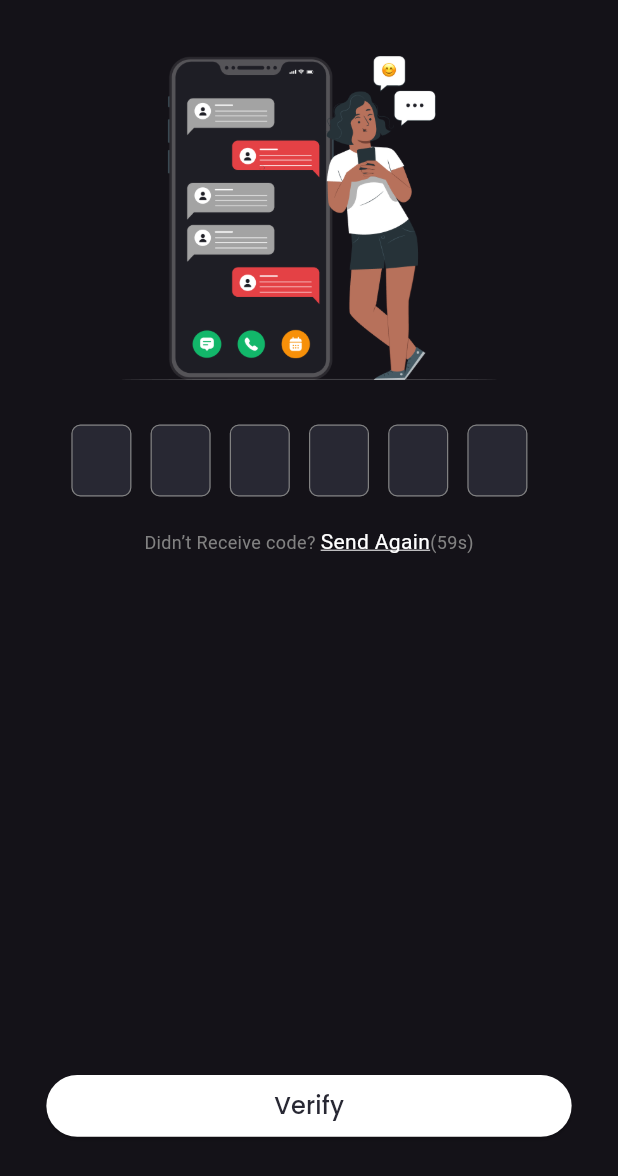
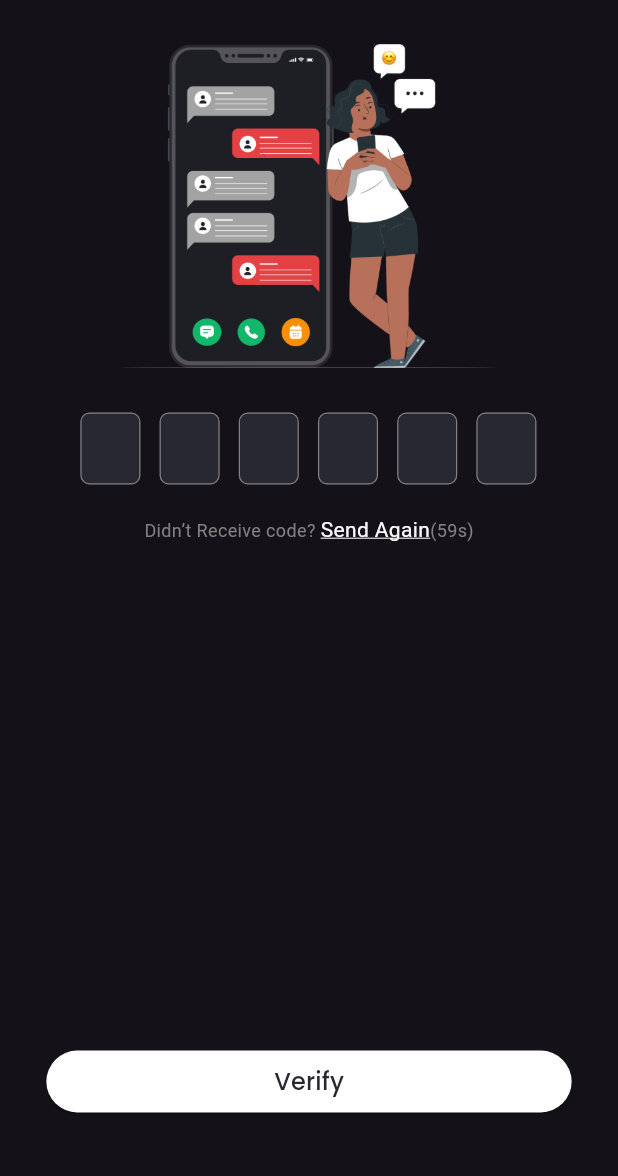
Before and after one commit to avadhksapariya/zigzek_user, a Flutter app: the OTPScreen screen opened directly, on a phone screen of 412 x 824 dp. Shown: the top 1176 px of the screen. Run offline on Flutter 3.47's test engine with Material 3 defaults, Android fonts, the phone set to English and light mode, and no system bars; drawn by our look-alikes of flutter_otp_text_field; our stand-ins replace google_fonts; missing offline and left inert: country_code_picker_plus.

Commit message:
Personal Details screen                - Created step indicators for personal details, birth details and languages.
               Dashed Line Widget
               - Created custom dashed line with CustomPainter to connect all three steps.

               Miscellaneous
               - Added necessary strings in project strings file.
               - Improved custom textField by adding error color.
               - minor improvements in Login and OTP

screen.

```diff
--- a/lib/constants/project_strings.dart
+++ b/lib/constants/project_strings.dart
@@ -10,4 +10,23 @@ class ProjectStrings {
   static const String otpResendCode2 = 'Send Again';
   static const String otpVerify = 'Verify';
   static const String otpError = 'Invalid OTP input';
+  static const String psInfoStep = '1';
+  static const String psInfoTitle = 'Personal Info';
+  static const String psInfoGreeting1 = 'Welcome';
+  static const String psInfoGreeting2 = 'Tell us a bit about yourself';
+  static const String psNameLabel = 'Full Name';
+  static const String psNameHint = 'Enter Name';
+  static const String psNameError = 'Full Name required';
+  static const String psMailLabel = 'Email ID';
+  static const String psMailHint = 'Enter Email ID';
+  static const String psMailError = 'Email ID required';
+  static const String psGenderTitle = 'Gender';
+  static const String psGenderMale = 'Male';
+  static const String psGenderFemale = 'Female';
+  static const String psGenderError = 'Selection required';
+  static const String psSubmitBtnName = 'Continue';
+  static const String birthInfoStep = '2';
+  static const String birthInfoTitle = 'Birth details';
+  static const String languagesStep = '3';
+  static const String languagesTitle = 'Languages';
 }
--- a/lib/customs/custom_textfield.dart
+++ b/lib/customs/custom_textfield.dart
@@ -79,7 +79,7 @@ class CustomTextField extends StatelessWidget {
           gapPadding: 4.0,
           borderSide: BorderSide(
             width: 1,
-            color: ColorPalettes.redPrimaryColor,
+            color: ColorPalettes.errorColor,
           ),
         ),
         errorStyle: const TextStyle(color: ColorPalettes.errorColor),
--- a/lib/screens/screen_login.dart
+++ b/lib/screens/screen_login.dart
@@ -46,6 +46,7 @@ class _LoginScreenState extends State<LoginScreen> {
                 children: [
                   SizedBox(
                     height: screenHeight * 0.86,
+                    child: SingleChildScrollView(
                       child: Column(
                         children: [
                           // Image
@@ -185,9 +186,11 @@ class _LoginScreenState extends State<LoginScreen> {
                         ],
                       ),
                     ),
+                  ),
                   // Terms and Conditions
                   SizedBox(
                     height: screenHeight * 0.05,
+                    child: SingleChildScrollView(
                       child: Column(
                         children: [
                           const Text(
@@ -213,6 +216,7 @@ class _LoginScreenState extends State<LoginScreen> {
                         ],
                       ),
                     ),
+                  ),
                 ],
               ),
             ),
--- a/lib/screens/screen_otp.dart
+++ b/lib/screens/screen_otp.dart
@@ -6,6 +6,7 @@ import 'package:flutter_otp_text_field/flutter_otp_text_field.dart';
 import 'package:zigzek_user/constants/color_palettes.dart';
 import 'package:zigzek_user/constants/project_strings.dart';
 import 'package:zigzek_user/customs/custom_button.dart';
+import 'package:zigzek_user/screens/screen_personal_info.dart';
 
 class OTPScreen extends StatefulWidget {
   const OTPScreen({super.key});
@@ -42,13 +43,14 @@ class _OTPScreenState extends State<OTPScreen> {
         child: Container(
           width: screenWidth,
           height: screenHeight,
-          padding: const EdgeInsets.symmetric(vertical: 8.0),
+          padding: const EdgeInsets.only(bottom: 8.0),
           child: SingleChildScrollView(
             child: Column(
               mainAxisSize: MainAxisSize.min,
               children: [
                 SizedBox(
-                  height: screenHeight * 0.86,
+                  height: screenHeight * 0.85,
+                  child: SingleChildScrollView(
                     child: Column(
                       children: [
                         // Image
@@ -58,7 +60,9 @@ class _OTPScreenState extends State<OTPScreen> {
                           width: 250,
                         ),
                         // OTP
-                      OtpTextField(
+                        Padding(
+                          padding: const EdgeInsets.only(left: 12.0),
+                          child: OtpTextField(
                             mainAxisAlignment: MainAxisAlignment.center,
                             onCodeChanged: (value) {
                               isOTPError = false;
@@ -85,6 +89,7 @@ class _OTPScreenState extends State<OTPScreen> {
                             borderColor: ColorPalettes.secondaryTextColor,
                             enabledBorderColor: ColorPalettes.secondaryTextColor,
                             focusedBorderColor: ColorPalettes.secondaryTextColor,
+                          ),
                         ),
                         if (isOTPError)
                           const Padding(
@@ -126,12 +131,14 @@ class _OTPScreenState extends State<OTPScreen> {
                       ],
                     ),
                   ),
+                ),
                 SizedBox(
                   height: screenHeight * 0.05,
                   child: CustomButton(
                     onPressed: () {
                       if (otpCode.isNotEmpty) {
                         log('Go ahead, valid otp.');
+                        Navigator.of(context).push(MaterialPageRoute(builder: (context) => const PersonalInfoScreen()));
                       } else {
                         isOTPError = true;
                         log('Invalid otp.');
```
Also changed, not shown: lib/screens/screen_personal_info.dart (added, +144 -0 lines), lib/widgets/widget_dashed_line.dart (added, +32 -0 lines). Lines whose indentation alone changed are shown as unchanged.
